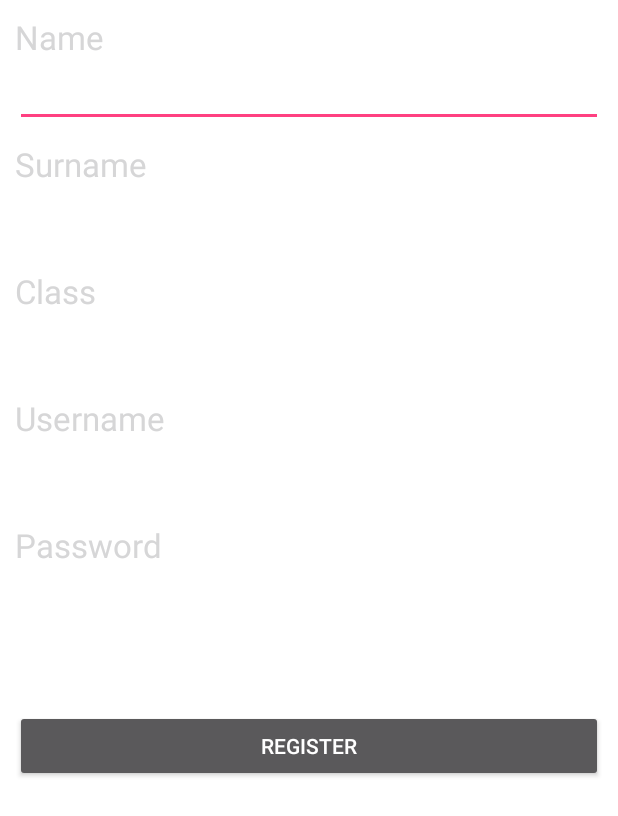
After one commit to bonfilb2/LetterChecker, an Android app: the layout activity_register.xml on its own in the app's theme, with its tools: preview values and no code run, on a phone screen of 412 x 824 dp. The commit adds this screen. Shown: the top 816 px of the screen. Run offline under Robolectric (Android 15) with nearby library versions, the phone set to English and light mode, and no system bars.

Commit message:
Login and register functionality added

```diff
--- /dev/null
+++ b/app/src/main/res/layout/activity_register.xml
@@ -0,0 +1,19 @@
+<?xml version="1.0" encoding="utf-8"?>
+<android.support.design.widget.CoordinatorLayout xmlns:android="http://schemas.android.com/apk/res/android"
+    xmlns:app="http://schemas.android.com/apk/res-auto"
+    xmlns:tools="http://schemas.android.com/tools"
+    android:layout_width="match_parent"
+    android:layout_height="match_parent"
+    android:fitsSystemWindows="true"
+    tools:context="com.example.brian.letterchecker.Register">
+
+    <android.support.design.widget.AppBarLayout
+        android:layout_width="match_parent"
+        android:layout_height="wrap_content"
+        android:theme="@style/AppTheme.AppBarOverlay">
+
+    </android.support.design.widget.AppBarLayout>
+
+    <include layout="@layout/content_register" />
+
+</android.support.design.widget.CoordinatorLayout>
--- /dev/null
+++ b/app/src/main/res/layout/content_register.xml
@@ -0,0 +1,98 @@
+<?xml version="1.0" encoding="utf-8"?>
+<LinearLayout xmlns:android="http://schemas.android.com/apk/res/android"
+    xmlns:app="http://schemas.android.com/apk/res-auto"
+    xmlns:tools="http://schemas.android.com/tools"
+    android:orientation="vertical"
+    android:layout_height="match_parent"
+    android:layout_width="match_parent"
+    android:padding="10dp"
+    app:layout_behavior="@string/appbar_scrolling_view_behavior"
+    tools:context="com.example.brian.letterchecker.Login"
+    tools:showIn="@layout/activity_register">
+
+
+    <TextView
+        android:layout_width="wrap_content"
+        android:layout_height="wrap_content"
+        android:textAppearance="?android:attr/textAppearanceLarge"
+        android:text="Name"
+        android:textColor="@color/light_grey"
+        android:id="@+id/textView7" />
+
+    <EditText
+        android:id="@+id/etName"
+        android:layout_width="match_parent"
+        android:layout_marginBottom="10dp"
+        android:layout_height="wrap_content"
+        android:textColor="@color/light_grey" />
+
+
+    <TextView
+        android:layout_width="wrap_content"
+        android:layout_height="wrap_content"
+        android:textAppearance="?android:attr/textAppearanceLarge"
+        android:text="Surname"
+        android:textColor="@color/light_grey"
+        android:id="@+id/textView11" />
+
+    <EditText
+        android:id="@+id/etSurname"
+        android:layout_width="match_parent"
+        android:layout_marginBottom="10dp"
+        android:layout_height="wrap_content"
+        android:textColor="@color/light_grey" />
+
+    <TextView
+        android:layout_width="wrap_content"
+        android:layout_height="wrap_content"
+        android:textAppearance="?android:attr/textAppearanceLarge"
+        android:text="Class"
+        android:textColor="@color/light_grey"
+        android:id="@+id/textView8" />
+
+    <EditText
+        android:id="@+id/etClass"
+        android:layout_width="match_parent"
+        android:layout_marginBottom="10dp"
+        android:layout_height="wrap_content"
+        android:textColor="@color/light_grey" />
+
+    <TextView
+        android:layout_width="wrap_content"
+        android:layout_height="wrap_content"
+        android:textAppearance="?android:attr/textAppearanceLarge"
+        android:text="Username"
+        android:textColor="@color/light_grey"
+        android:id="@+id/textView9" />
+
+    <EditText
+        android:id="@+id/etUsername"
+        android:layout_width="match_parent"
+        android:layout_marginBottom="10dp"
+        android:layout_height="wrap_content"
+        android:textColor="@color/light_grey" />
+
+    <TextView
+        android:layout_width="wrap_content"
+        android:layout_height="wrap_content"
+        android:textAppearance="?android:attr/textAppearanceLarge"
+        android:text="Password"
+        android:textColor="@color/light_grey"
+        android:id="@+id/textView10" />
+
+    <EditText
+        android:id="@+id/etPassword"
+        android:layout_width="match_parent"
+        android:layout_marginBottom="50dp"
+        android:inputType="textPassword"
+        android:layout_height="wrap_content"
+        android:textColor="@color/light_grey" />
+
+    <Button
+        android:id="@+id/btnRegister"
+        android:text="Register"
+        android:layout_width="match_parent"
+        android:layout_height="wrap_content"
+        android:onClick="OnRegister"/>
+
+</LinearLayout>
```
Also changed, not shown: app/src/main/res/layout/activity_login.xml (added, +19 -0 lines), app/src/main/res/layout/content_login.xml (added, +78 -0 lines), app/src/main/res/layout/content_main.xml (+10 -0 lines).
